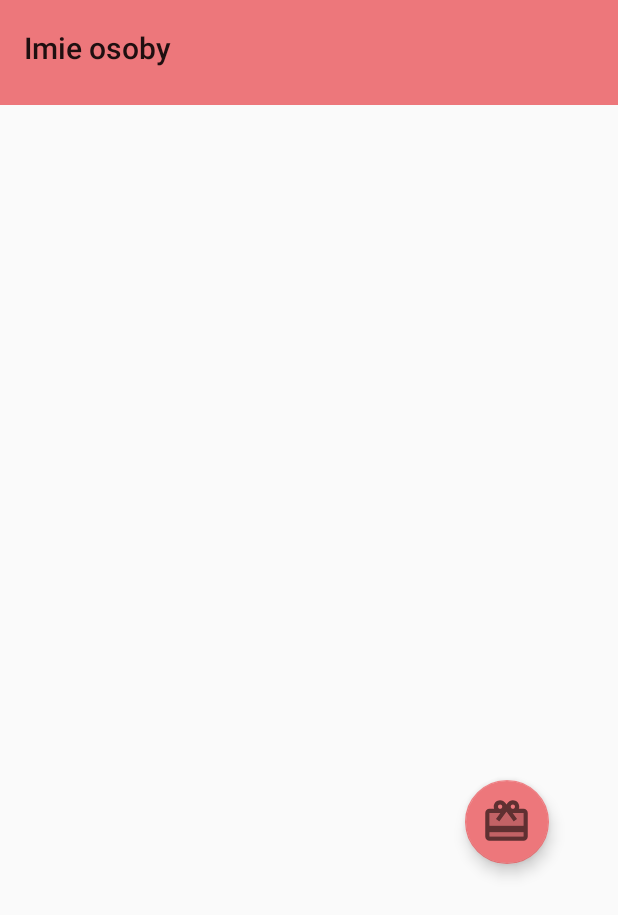
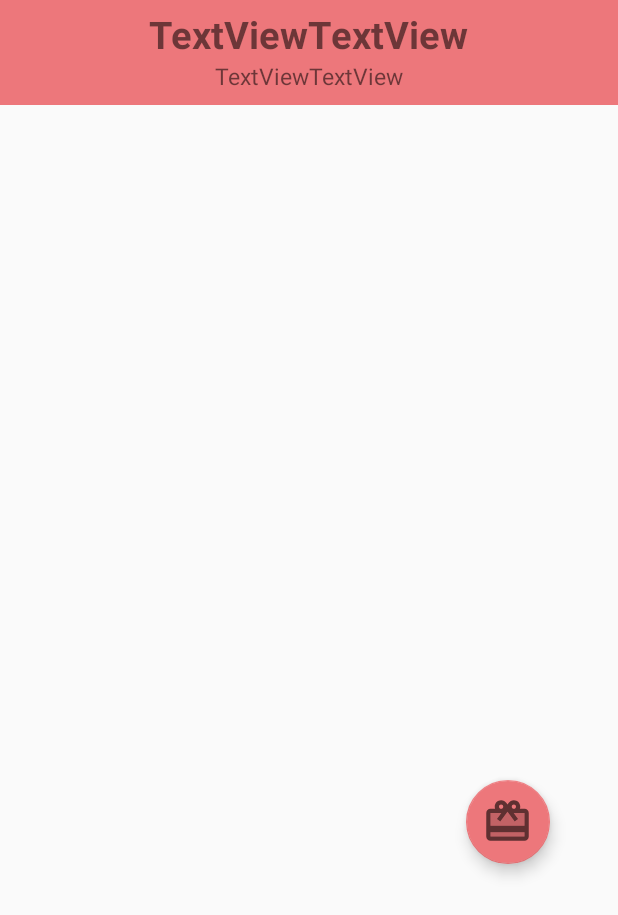
Before and after one commit to Bartosz-Broda/Prezentownik, an Android app: the layout activity_gifts.xml on its own in the app's theme, with its tools: preview values and no code run, on a phone screen of 412 x 824 dp. Shown: the top 915 px of the screen. Run offline under Robolectric (Android 15) with nearby library versions, the light colour scheme and no system bars.

Commit message:
0.35
App is full of bugs and incomplete but it works

```diff
--- a/app/src/main/java/com/example/prezentownik/adapters/RecyclerAdapter.java
+++ b/app/src/main/java/com/example/prezentownik/adapters/RecyclerAdapter.java
@@ -65,7 +65,9 @@ public class RecyclerAdapter extends RecyclerView.Adapter<RecyclerAdapter.ViewHo
                 Log.d(TAG, "onClick: clicked on something " + mPersons.get(position).getName());
                 Intent myIntent = new Intent(mContext, GiftsActivity.class);
                 myIntent.putExtra("key", value);
-                myIntent.putExtra("key2", listName);//Optional parameters
+                myIntent.putExtra("key2", listName);
+                myIntent.putExtra("key3", mPersons.get(position).getBudget());//Optional parameters
+
                 mContext.startActivity(myIntent);
 
                 Toast.makeText(mContext, String.valueOf(mPersons.get(position)), Toast.LENGTH_SHORT).show();
--- a/app/src/main/java/com/example/prezentownik/models/Gift.java
+++ b/app/src/main/java/com/example/prezentownik/models/Gift.java
@@ -6,9 +6,10 @@ public class Gift {
     private int giftPrice;
     private Boolean isBought;
 
-    public Gift(String giftName, int giftPrice) {
+    public Gift(String giftName, int giftPrice, boolean isBought) {
         this.giftName = giftName;
         this.giftPrice = giftPrice;
+        this.isBought = isBought;
     }
 
     public String getGiftName() { return giftName; }
--- /dev/null
+++ b/app/src/main/res/drawable/ic_baseline_shopping_cart_30.xml
@@ -0,0 +1,5 @@
+<vector android:height="30dp" android:tint="?attr/colorControlNormal"
+    android:viewportHeight="24" android:viewportWidth="24"
+    android:width="30dp" xmlns:android="http://schemas.android.com/apk/res/android">
+    <path android:fillColor="@android:color/white" android:pathData="M7,18c-1.1,0 -1.99,0.9 -1.99,2S5.9,22 7,22s2,-0.9 2,-2 -0.9,-2 -2,-2zM1,2v2h2l3.6,7.59 -1.35,2.45c-0.16,0.28 -0.25,0.61 -0.25,0.96 0,1.1 0.9,2 2,2h12v-2L7.42,15c-0.14,0 -0.25,-0.11 -0.25,-0.25l0.03,-0.12 0.9,-1.63h7.45c0.75,0 1.41,-0.41 1.75,-1.03l3.58,-6.49c0.08,-0.14 0.12,-0.31 0.12,-0.48 0,-0.55 -0.45,-1 -1,-1L5.21,4l-0.94,-2L1,2zM17,18c-1.1,0 -1.99,0.9 -1.99,2s0.89,2 1.99,2 2,-0.9 2,-2 -0.9,-2 -2,-2z"/>
+</vector>
--- a/app/src/main/res/layout/activity_gifts.xml
+++ b/app/src/main/res/layout/activity_gifts.xml
@@ -7,6 +7,7 @@
     android:fitsSystemWindows="true"
     tools:context=".GiftsActivity">
 
+
     <androidx.appcompat.widget.Toolbar
         android:id="@+id/second_toolbar"
         android:layout_width="match_parent"
@@ -15,8 +16,31 @@
         android:background="?attr/colorPrimary"
         android:theme="@style/ThemeOverlay.AppCompat.ActionBar"
         app:popupTheme="@style/ThemeOverlay.AppCompat.Light"
-        app:title="Imie osoby"
+        app:title=""
         app:titleMarginBottom="25dp"/>
+
+    <TextView
+        android:id="@+id/personNameTextView"
+        android:paddingTop="5dp"
+        android:layout_width="wrap_content"
+        android:layout_height="wrap_content"
+        android:layout_alignParentTop="true"
+        android:layout_centerHorizontal="true"
+        android:layout_marginTop="0dp"
+        android:text="TextViewTextView"
+        android:textSize="25sp"
+        android:textStyle="bold" />
+
+    <TextView
+        android:id="@+id/progressTitleTextView"
+        android:layout_width="wrap_content"
+        android:layout_height="wrap_content"
+        android:layout_below="@+id/personNameTextView"
+        android:layout_centerHorizontal="true"
+        android:layout_marginTop="0dp"
+        android:text="TextViewTextView"
+        android:textSize="15sp"
+/>
 
     <ProgressBar
         android:id="@+id/budget_progressbar"
@@ -49,9 +73,10 @@
         android:id="@+id/fabAddGift"
         android:layout_width="wrap_content"
         android:layout_height="wrap_content"
+        android:layout_alignParentEnd="true"
         android:layout_gravity="end"
         android:layout_marginTop="520dp"
-        android:layout_marginStart="310dp"
+        android:layout_marginEnd="45dp"
         android:clickable="true"
         android:visibility="visible"
         app:backgroundTint="@color/colorPrimary"
```
Also changed, not shown: app/src/main/java/com/example/prezentownik/GiftsActivity.java (+118 -4 lines), app/src/main/java/com/example/prezentownik/adapters/RecyclerAdapterForGifts.java (+69 -14 lines), app/src/main/java/com/example/prezentownik/repositories/GiftRepository.java (+5 -6 lines), app/src/main/java/com/example/prezentownik/viewmodels/MainActivityViewModel.java (+8 -0 lines), app/src/main/res/layout/recyclerview_item_gift.xml (added, +44 -0 lines).
